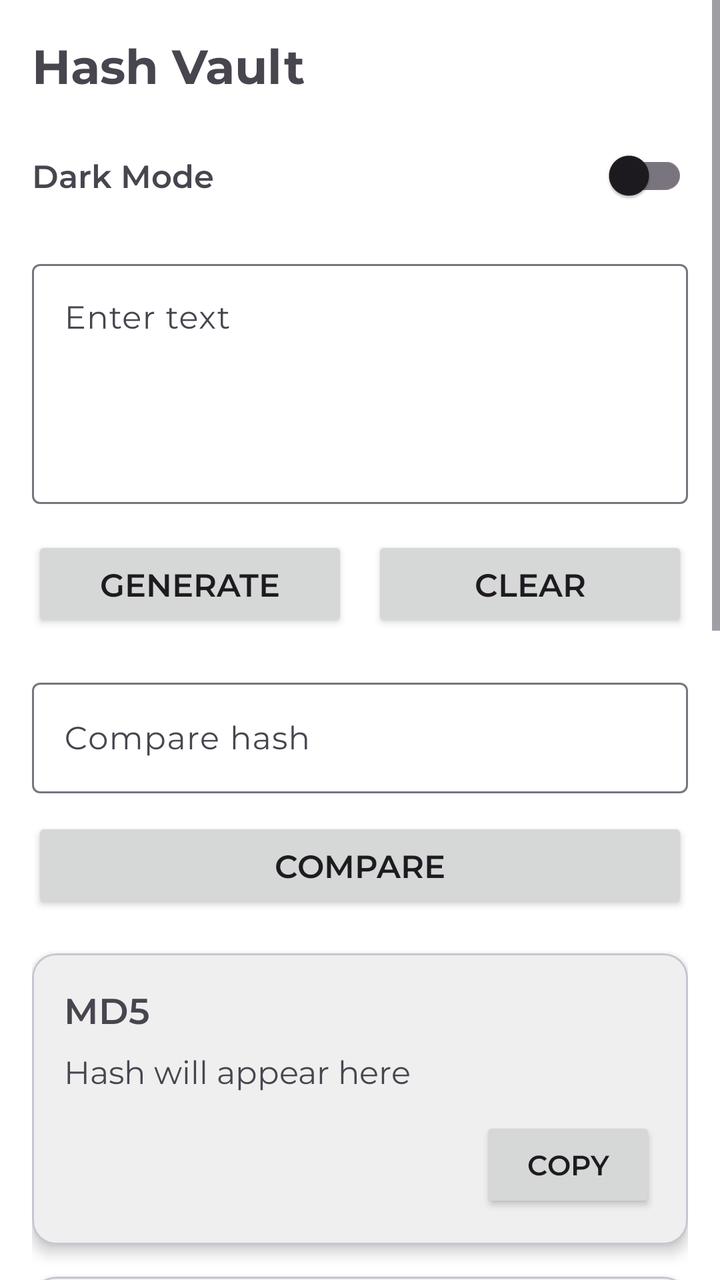
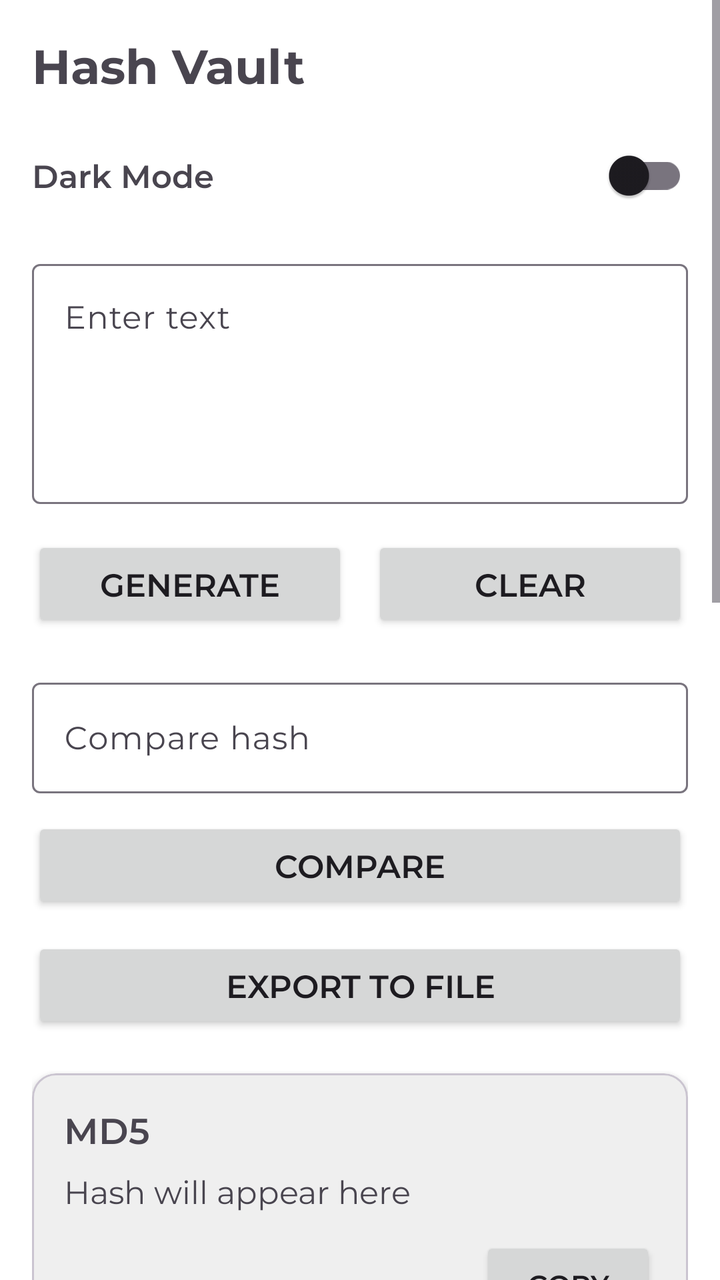

The first picture is an Android layout as it rendered before a commit; the second is the same layout after the commit. The layout source and the unified diff follow.
<!-- AndroidManifest.xml: application theme Theme.HashVault -->
<!-- res/layout/activity_main.xml -->
<?xml version="1.0" encoding="utf-8"?>
<ScrollView xmlns:android="http://schemas.android.com/apk/res/android"
    xmlns:app="http://schemas.android.com/apk/res-auto"
    android:id="@+id/main"
    android:layout_width="match_parent"
    android:layout_height="match_parent"
    android:background="@color/background">

    <LinearLayout
        android:layout_width="match_parent"
        android:layout_height="wrap_content"
        android:layout_margin="16dp"
        android:orientation="vertical"
        android:paddingBottom="10dp">

        <TextView
            android:id="@+id/app_title"
            android:layout_width="match_parent"
            android:layout_height="wrap_content"
            android:layout_marginBottom="15dp"
            android:fontFamily="@font/montserrat_bold"
            android:text="@string/app_name"
            android:textAlignment="center"
            android:textSize="24sp" />

        <LinearLayout
            android:layout_width="match_parent"
            android:layout_height="wrap_content"
            android:layout_marginBottom="15dp"
            android:gravity="center_vertical"
            android:orientation="horizontal">

            <TextView
                android:layout_width="0dp"
                android:layout_height="wrap_content"
                android:layout_weight="1"
                android:fontFamily="@font/montserrat_semibold"
                android:text="@string/dark_mode"
                android:textSize="16sp" />

            <com.google.android.material.switchmaterial.SwitchMaterial
                android:id="@+id/switch_dark_mode"
                android:layout_width="wrap_content"
                android:layout_height="wrap_content" />

        </LinearLayout>

        <com.google.android.material.textfield.TextInputLayout
            android:layout_width="match_parent"
            android:layout_height="wrap_content"
            android:hint="@string/enter_text">

            <com.google.android.material.textfield.TextInputEditText
                android:id="@+id/input_text"
                android:layout_width="match_parent"
                android:layout_height="wrap_content"
                android:fontFamily="@font/montserrat"
                android:gravity="top|start"
                android:inputType="textMultiLine"
                android:maxLines="8"
                android:minHeight="120dp"
                android:textSize="16sp" />
        </com.google.android.material.textfield.TextInputLayout>

        <LinearLayout
            android:layout_width="match_parent"
            android:layout_height="wrap_content"
            android:layout_marginTop="16dp"
            android:orientation="horizontal">

            <Button
                android:id="@+id/button_generate"
                android:layout_width="0dp"
                android:layout_height="wrap_content"
                android:layout_weight="1"
                android:fontFamily="@font/montserrat_semibold"
                android:text="@string/generate"
                android:textSize="16sp" />

            <Space
                android:layout_width="12dp"
                android:layout_height="wrap_content" />

            <Button
                android:id="@+id/button_clear"
                android:layout_width="0dp"
                android:layout_height="wrap_content"
                android:layout_weight="1"
                android:fontFamily="@font/montserrat_semibold"
                android:text="@string/clear"
                android:textSize="16sp" />
        </LinearLayout>

        <com.google.android.material.textfield.TextInputLayout
            android:layout_width="match_parent"
            android:layout_height="wrap_content"
            android:layout_marginTop="20dp"
            android:hint="@string/compare_hash">

            <com.google.android.material.textfield.TextInputEditText
                android:id="@+id/compare_input"
                android:layout_width="match_parent"
                android:layout_height="wrap_content"
                android:fontFamily="@font/montserrat"
                android:inputType="textNoSuggestions"
                android:textSize="16sp" />
        </com.google.android.material.textfield.TextInputLayout>

        <Button
            android:id="@+id/button_compare"
            android:layout_width="match_parent"
            android:layout_height="wrap_content"
            android:layout_marginTop="12dp"
            android:fontFamily="@font/montserrat_semibold"
            android:text="@string/compare"
            android:textSize="16sp" />

        <com.google.android.material.card.MaterialCardView
            android:layout_width="match_parent"
            android:layout_height="wrap_content"
            android:layout_marginTop="20dp"
            app:cardBackgroundColor="@color/card_background"
            app:cardCornerRadius="12dp"
            app:cardElevation="4dp">

            <LinearLayout
                android:layout_width="match_parent"
                android:layout_height="wrap_content"
                android:orientation="vertical"
                android:padding="16dp">

                <TextView
                    android:layout_width="wrap_content"
                    android:layout_height="wrap_content"
                    android:fontFamily="@font/montserrat_semibold"
                    android:text="@string/md5"
                    android:textSize="18sp" />

                <TextView
                    android:id="@+id/md5_hash"
                    android:layout_width="match_parent"
                    android:layout_height="wrap_content"
                    android:layout_marginTop="8dp"
                    android:fontFamily="@font/montserrat"
                    android:text="@string/hash_text"
                    android:textIsSelectable="true"
                    android:textSize="16sp" />

                <TextView
                    android:id="@+id/match_status_md5"
                    android:layout_width="wrap_content"
                    android:layout_height="wrap_content"
                    android:layout_marginTop="8dp"
                    android:fontFamily="@font/montserrat_semibold"
                    android:textSize="14sp"
                    android:visibility="gone" />

                <Button
                    android:id="@+id/button_copy_md5"
                    android:layout_width="wrap_content"
                    android:layout_height="wrap_content"
                    android:layout_gravity="end"
                    android:layout_marginTop="12dp"
                    android:fontFamily="@font/montserrat_semibold"
                    android:text="@string/copy"
                    android:textSize="14sp" />
            </LinearLayout>

        </com.google.android.material.card.MaterialCardView>

        <com.google.android.material.card.MaterialCardView
            android:layout_width="match_parent"
            android:layout_height="wrap_content"
            android:layout_marginTop="16dp"
            app:cardBackgroundColor="@color/card_background"
            app:cardCornerRadius="12dp"
            app:cardElevation="4dp">

            <LinearLayout
                android:layout_width="match_parent"
                android:layout_height="wrap_content"
                android:orientation="vertical"
                android:padding="16dp">

                <TextView
                    android:layout_width="wrap_content"
                    android:layout_height="wrap_content"
                    android:fontFamily="@font/montserrat_semibold"
                    android:text="@string/sha_1"
                    android:textSize="18sp" />

                <TextView
                    android:id="@+id/sha1_hash"
                    android:layout_width="match_parent"
                    android:layout_height="wrap_content"
                    android:layout_marginTop="8dp"
                    android:fontFamily="@font/montserrat"
                    android:text="@string/hash_text"
                    android:textIsSelectable="true"
                    android:textSize="16sp" />

                <TextView
                    android:id="@+id/match_status_sha1"
                    android:layout_width="wrap_content"
                    android:layout_height="wrap_content"
                    android:layout_marginTop="8dp"
                    android:fontFamily="@font/montserrat_semibold"
                    android:textSize="14sp"
                    android:visibility="gone" />

                <Button
                    android:id="@+id/button_copy_sha1"
                    android:layout_width="wrap_content"
                    android:layout_height="wrap_content"
                    android:layout_gravity="end"
                    android:layout_marginTop="12dp"
                    android:fontFamily="@font/montserrat_semibold"
                    android:text="@string/copy"
                    android:textSize="14sp" />
            </LinearLayout>

        </com.google.android.material.card.MaterialCardView>

        <com.google.android.material.card.MaterialCardView
            android:layout_width="match_parent"
            android:layout_height="wrap_content"
            android:layout_marginTop="16dp"
            app:cardBackgroundColor="@color/card_background"
            app:cardCornerRadius="12dp"
            app:cardElevation="4dp">

            <LinearLayout
                android:layout_width="match_parent"
                android:layout_height="wrap_content"
                android:orientation="vertical"
                android:padding="16dp">

                <TextView
                    android:layout_width="wrap_content"
                    android:layout_height="wrap_content"
                    android:fontFamily="@font/montserrat_semibold"
                    android:text="@string/sha_256"
                    android:textSize="18sp" />

                <TextView
                    android:id="@+id/sha256_hash"
                    android:layout_width="match_parent"
                    android:layout_height="wrap_content"
                    android:layout_marginTop="8dp"
                    android:fontFamily="@font/montserrat"
                    android:text="@string/hash_text"
                    android:textIsSelectable="true"
                    android:textSize="16sp" />

                <TextView
                    android:id="@+id/match_status_sha256"
                    android:layout_width="wrap_content"
                    android:layout_height="wrap_content"
                    android:layout_marginTop="8dp"
                    android:fontFamily="@font/montserrat_semibold"
                    android:textSize="14sp"
                    android:visibility="gone" />

                <Button
                    android:id="@+id/button_copy_sha256"
                    android:layout_width="wrap_content"
                    android:layout_height="wrap_content"
                    android:layout_gravity="end"
                    android:layout_marginTop="12dp"
                    android:fontFamily="@font/montserrat_semibold"
                    android:text="@string/copy"
                    android:textSize="14sp" />
            </LinearLayout>

        </com.google.android.material.card.MaterialCardView>

        <com.google.android.material.card.MaterialCardView
            android:layout_width="match_parent"
            android:layout_height="wrap_content"
            android:layout_marginTop="16dp"
            app:cardBackgroundColor="@color/card_background"
            app:cardCornerRadius="12dp"
            app:cardElevation="4dp">

            <LinearLayout
                android:layout_width="match_parent"
                android:layout_height="wrap_content"
                android:orientation="vertical"
                android:padding="16dp">

                <TextView
                    android:layout_width="wrap_content"
                    android:layout_height="wrap_content"
                    android:fontFamily="@font/montserrat_semibold"
                    android:text="@string/sha_384"
                    android:textSize="18sp" />

                <TextView
                    android:id="@+id/sha384_hash"
                    android:layout_width="match_parent"
                    android:layout_height="wrap_content"
                    android:layout_marginTop="8dp"
                    android:fontFamily="@font/montserrat"
                    android:text="@string/hash_text"
                    android:textIsSelectable="true"
                    android:textSize="16sp" />

                <TextView
                    android:id="@+id/match_status_sha384"
                    android:layout_width="wrap_content"
                    android:layout_height="wrap_content"
                    android:layout_marginTop="8dp"
                    android:fontFamily="@font/montserrat_semibold"
                    android:textSize="14sp"
                    android:visibility="gone" />

                <Button
                    android:id="@+id/button_copy_sha384"
                    android:layout_width="wrap_content"
                    android:layout_height="wrap_content"
                    android:layout_gravity="end"
                    android:layout_marginTop="12dp"
                    android:fontFamily="@font/montserrat_semibold"
                    android:text="@string/copy"
                    android:textSize="14sp" />
            </LinearLayout>
        </com.google.android.material.card.MaterialCardView>

        <com.google.android.material.card.MaterialCardView
            android:layout_width="match_parent"
            android:layout_height="wrap_content"
            android:layout_marginTop="16dp"
            android:layout_marginBottom="20dp"
            app:cardBackgroundColor="@color/card_background"
            app:cardCornerRadius="12dp"
            app:cardElevation="4dp">

            <LinearLayout
                android:layout_width="match_parent"
                android:layout_height="wrap_content"
                android:orientation="vertical"
                android:padding="16dp">

                <TextView
                    android:layout_width="wrap_content"
                    android:layout_height="wrap_content"
                    android:fontFamily="@font/montserrat_semibold"
                    android:text="@string/sha_512"
                    android:textSize="18sp" />

                <TextView
                    android:id="@+id/sha512_hash"
                    android:layout_width="match_parent"
                    android:layout_height="wrap_content"
                    android:layout_marginTop="8dp"
                    android:fontFamily="@font/montserrat"
                    android:text="@string/hash_text"
                    android:textIsSelectable="true"
                    android:textSize="16sp" />

                <TextView
                    android:id="@+id/match_status_sha512"
                    android:layout_width="wrap_content"
                    android:layout_height="wrap_content"
                    android:layout_marginTop="8dp"
                    android:fontFamily="@font/montserrat_semibold"
                    android:textSize="14sp"
                    android:visibility="gone" />

                <Button
                    android:id="@+id/button_copy_sha512"
                    android:layout_width="wrap_content"
                    android:layout_height="wrap_content"
                    android:layout_gravity="end"
                    android:layout_marginTop="12dp"
                    android:fontFamily="@font/montserrat_semibold"
                    android:text="@string/copy"
                    android:textSize="14sp" />
            </LinearLayout>
        </com.google.android.material.card.MaterialCardView>

    </LinearLayout>

</ScrollView>
<!-- resources referenced by this layout -->
<resources>
  <color name="background">@color/white</color>
  <color name="card_background">@color/Light_Grey</color>
  <string name="app_name">Hash Vault</string>
  <string name="clear">Clear</string>
  <string name="compare">Compare</string>
  <string name="compare_hash">Compare hash</string>
  <string name="copy">Copy</string>
  <string name="dark_mode">Dark Mode</string>
  <string name="enter_text">Enter text</string>
  <string name="generate">Generate</string>
  <string name="hash_text">Hash will appear here</string>
  <string name="md5">MD5</string>
  <string name="sha_1">SHA-1</string>
  <string name="sha_256">SHA-256</string>
  <string name="sha_384">SHA-384</string>
  <string name="sha_512">SHA-512</string>
  <style name="Theme.HashVault" parent="Base.Theme.HashVault" />
  <color name="white">#FFFFFFFF</color>
  <color name="Light_Grey">#EFEFEF</color>
  <style name="Base.Theme.HashVault" parent="Theme.Material3.DayNight.NoActionBar">
          
          
      </style>
</resources>

<!-- the commit's change to res/layout/activity_main.xml (unified diff, before → after) -->
@@ -115,6 +115,15 @@
             android:text="@string/compare"
             android:textSize="16sp" />
 
+        <Button
+            android:id="@+id/button_export"
+            android:layout_width="match_parent"
+            android:layout_height="wrap_content"
+            android:layout_marginTop="12dp"
+            android:fontFamily="@font/montserrat_semibold"
+            android:text="@string/export_hashes"
+            android:textSize="16sp" />
+
         <com.google.android.material.card.MaterialCardView
             android:layout_width="match_parent"
             android:layout_height="wrap_content"
<!-- resource entries referenced after the edit -->
@@ -9,6 +9,7 @@
   <string name="copy">Copy</string>
   <string name="dark_mode">Dark Mode</string>
   <string name="enter_text">Enter text</string>
+  <string name="export_hashes">Export to File</string>
   <string name="generate">Generate</string>
   <string name="hash_text">Hash will appear here</string>
   <string name="md5">MD5</string>
